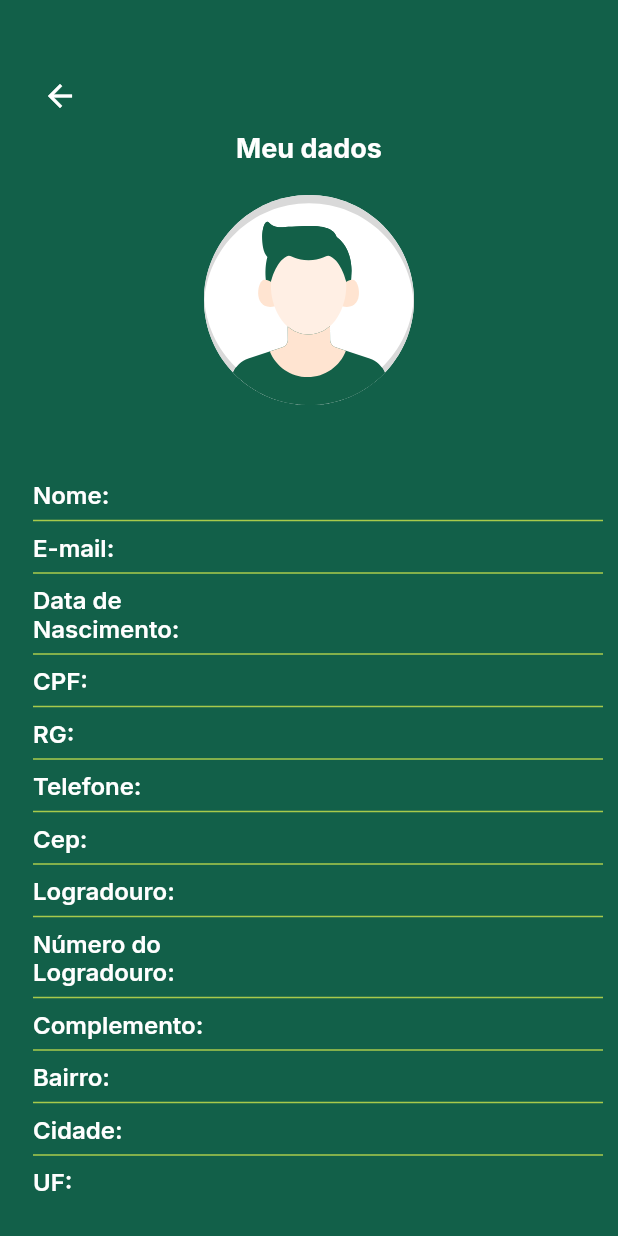
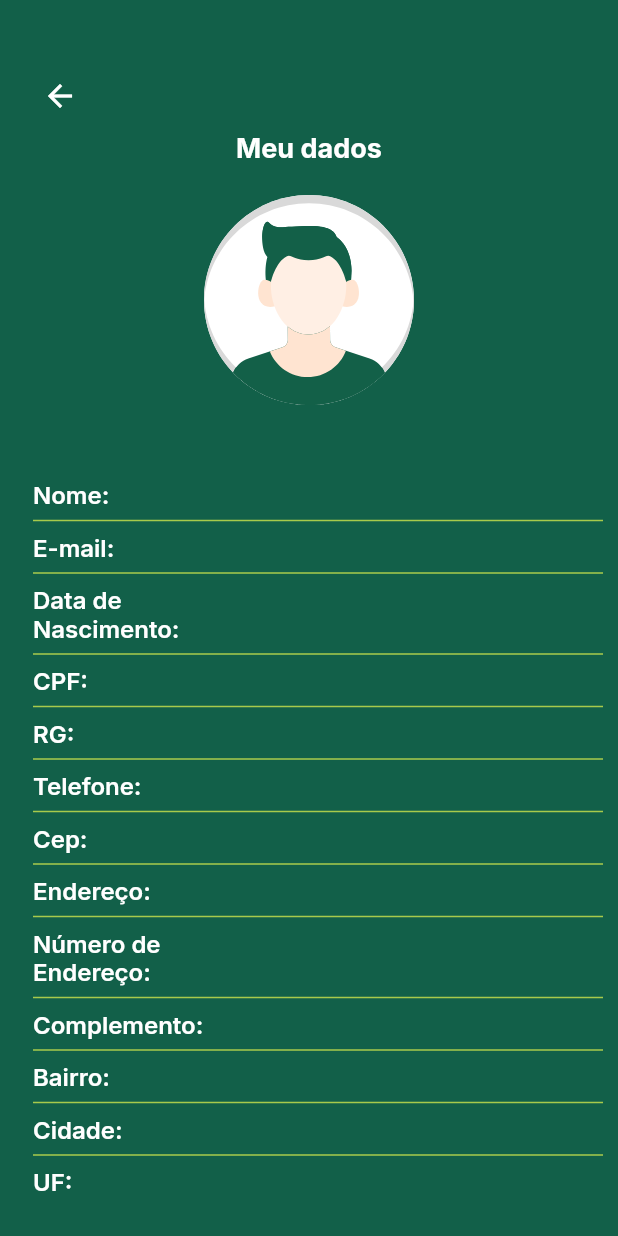
Before and after one commit to guilchvs/passaqui, a Flutter app: the ProfileScreen screen opened by its route, on a phone screen of 412 x 824 dp. Run offline on Flutter 3.47's test engine with Material 3 defaults, Android fonts, the phone set to English and light mode, and no system bars; our stand-ins replace flutter_svg, flutter_typeahead, get_it, google_fonts, mask_text_input_formatter, package_info_plus and 3 more; missing offline and left inert: brazilian_banks, cpf_cnpj_validator, date_format_field, flutter_inappwebview, search_cep, syncfusion_flutter_pdfviewer; accounts and stored records are empty.

Commit message:
feat: altera logradouro por endereco

```diff
--- a/lib/src/modules/auth/create-account/create_account_screen.dart
+++ b/lib/src/modules/auth/create-account/create_account_screen.dart
@@ -39,12 +39,12 @@ class _CreateAccountScreenState extends State<CreateAccountScreen> {
     "Estamos quase finalizando.\n\nInforme seu e-mail no campo abaixo:",
     "Agora precisamos do seu RG:",
     "Agora entramos na etapa sobre sua residência.",
-    "Insira abaixo o nome do logradouro, por favor:",
-    "Agora informe o número da sua residência:",
-    "Informe (caso exista) o complemento da localização de sua residência:",
-    "Por favor confira ou informe o bairro:",
-    "Caso nao esteja preenchida nos informe sua Cidade abaixo:",
-    "E por ultimo por favor confira ou informe o Estado de sua residencia:"
+    // "Insira abaixo o nome do logradouro, por favor:",
+    // "Agora informe o número da sua residência:",
+    // "Informe (caso exista) o complemento da localização de sua residência:",
+    // "Por favor confira ou informe o bairro:",
+    // "Caso nao esteja preenchida nos informe sua Cidade abaixo:",
+    // "E por ultimo por favor confira ou informe o Estado de sua residencia:"
   ];
 
   List<String> placeholders = [
@@ -57,7 +57,7 @@ class _CreateAccountScreenState extends State<CreateAccountScreen> {
     "Digite seu e-mail",
     "Digite seu RG",
     "Digite seu CEP",
-    "Digite seu logradouro",
+    "Digite seu endereço",
     "Digite seu número",
     "Digite o complemento (opcional)",
     "Digite o bairro",
--- a/lib/src/modules/profile/edit_profile_screen.dart
+++ b/lib/src/modules/profile/edit_profile_screen.dart
@@ -579,7 +579,7 @@ class _EditProfileScreenState extends State<EditProfileScreen> {
                 textColor: Colors.white,
               ),
               PassaquiTextField(
-                placeholder: "Logradouro",
+                placeholder: "Endereço",
                 editingController: _logradouroController,
                 keyBoardType: TextInputType.text,
                 isVisible: true,
@@ -588,7 +588,7 @@ class _EditProfileScreenState extends State<EditProfileScreen> {
                 textColor: Colors.white,
               ),
               PassaquiTextField(
-                placeholder: "Número logradouro",
+                placeholder: "Número de endereço",
                 editingController: _numeroLogradouroController,
                 keyBoardType: TextInputType.text,
                 isVisible: true,
--- a/lib/src/modules/profile/profile_screen.dart
+++ b/lib/src/modules/profile/profile_screen.dart
@@ -165,10 +165,10 @@ class _ProfileScreenState extends State<ProfileScreen> {
                   _divider,
                   _buildInfoRow('Cep:', cepController.text),
                   _divider,
-                  _buildInfoRow('Logradouro:', logradouroController.text),
+                  _buildInfoRow('Endereço:', logradouroController.text),
                   _divider,
                   _buildInfoRow(
-                      'Número do Logradouro:', numeroLogradouroController.text),
+                      'Número de Endereço:', numeroLogradouroController.text),
                   _divider,
                   _buildInfoRow('Complemento:', complementoController.text),
                   _divider,
--- a/pubspec.yaml
+++ b/pubspec.yaml
@@ -2,7 +2,7 @@ name: passaqui
 description: A new Flutter project.
 publish_to: 'none'
 
-version: 1.2.3+1
+version: 1.3.0+1
 
 environment:
   sdk: '>=3.0.5 <4.0.0'
```
